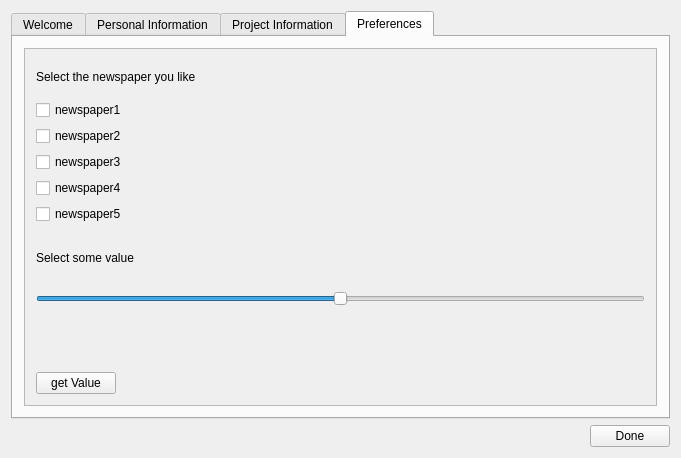
First picture: the form in kde/sKde.ui, repository upcomingnewton/SimpleUI, before the edit.
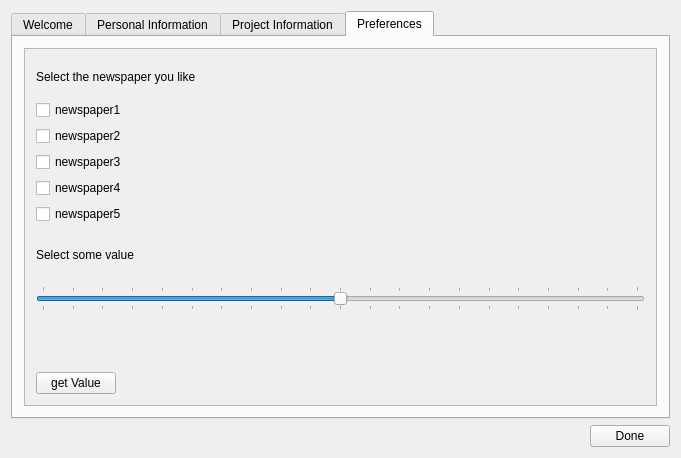
Second picture: the form after the edit. The open tabs and pages were chosen to show the change.

Diff of the .ui file:
```diff
--- a/kde/sKde.ui
+++ b/kde/sKde.ui
@@ -441,6 +441,12 @@
                <property name="orientation">
                 <enum>Qt::Horizontal</enum>
                </property>
+               <property name="tickPosition">
+                <enum>QSlider::TicksBothSides</enum>
+               </property>
+               <property name="tickInterval">
+                <number>5</number>
+               </property>
               </widget>
              </item>
              <item row="0" column="0">
```
Left out of the diff: 48 changed lines with no effect on the pictures.
